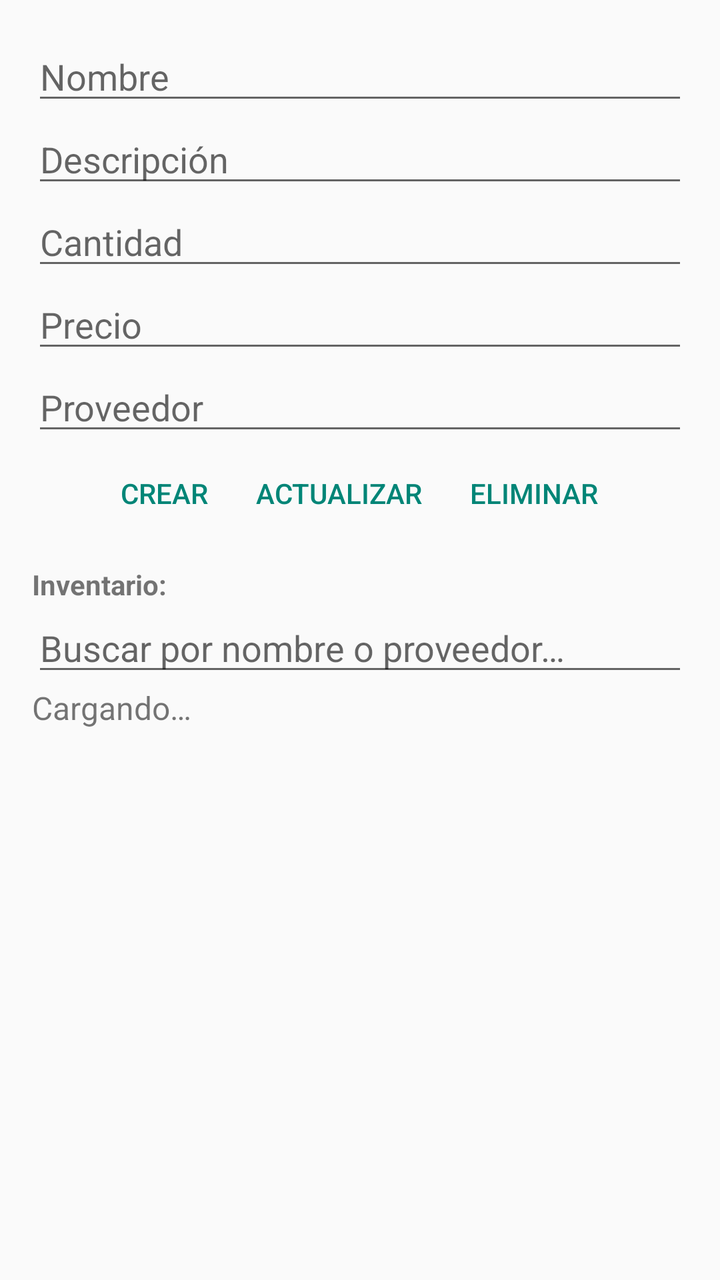
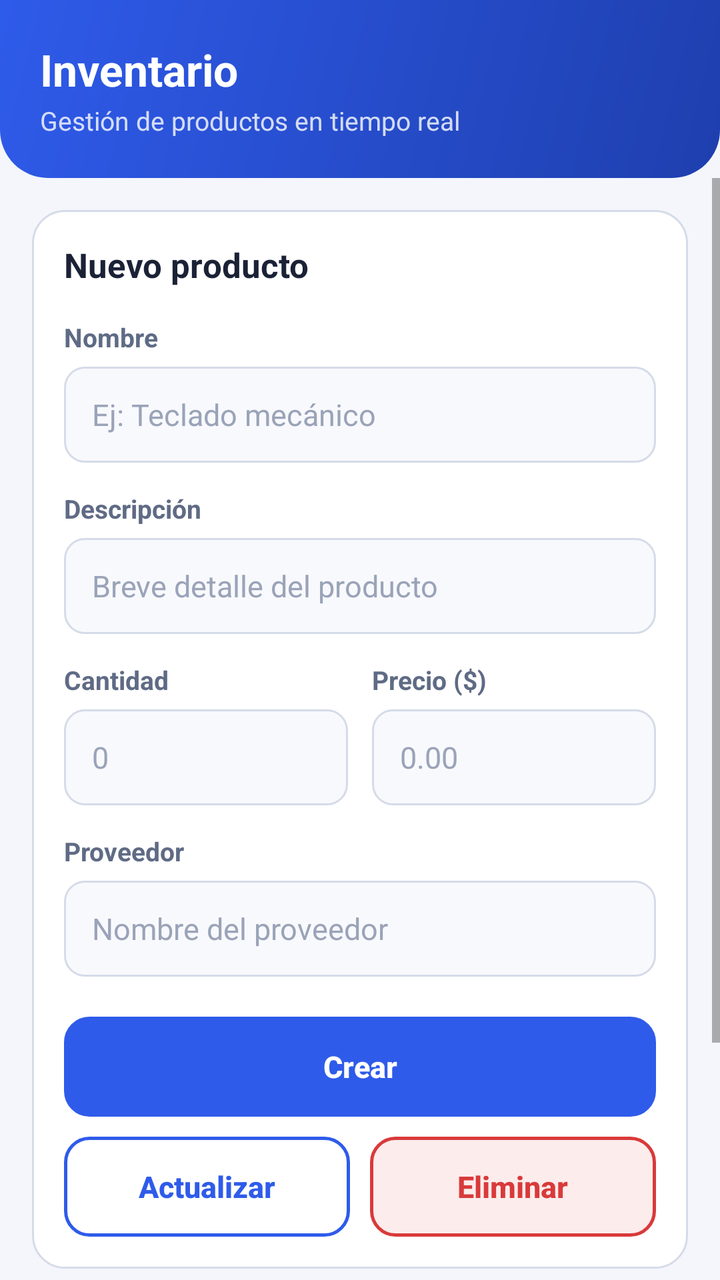

Compare the two renders of this Android layout. The source of the first and the diff that turns it into the second are given below.
<!-- AndroidManifest.xml: activity theme Theme.OperacionesCrud -->
<!-- res/layout/activity_main.xml -->
<?xml version="1.0" encoding="utf-8"?>
<LinearLayout xmlns:android="http://schemas.android.com/apk/res/android"
    android:layout_width="match_parent"
    android:layout_height="match_parent"
    android:orientation="vertical"
    android:padding="16dp">

    <EditText
        android:id="@+id/etNombre"
        android:layout_width="match_parent"
        android:layout_height="wrap_content"
        android:hint="@string/hint_nombre"
        android:importantForAutofill="no"
        android:inputType="textPersonName" />

    <EditText
        android:id="@+id/etDescripcion"
        android:layout_width="match_parent"
        android:layout_height="wrap_content"
        android:hint="@string/hint_descripcion"
        android:importantForAutofill="no"
        android:inputType="text" />

    <EditText
        android:id="@+id/etCantidad"
        android:layout_width="match_parent"
        android:layout_height="wrap_content"
        android:hint="@string/hint_cantidad"
        android:importantForAutofill="no"
        android:inputType="number" />

    <EditText
        android:id="@+id/etPrecio"
        android:layout_width="match_parent"
        android:layout_height="wrap_content"
        android:hint="@string/hint_precio"
        android:importantForAutofill="no"
        android:inputType="numberDecimal" />

    <EditText
        android:id="@+id/etProveedor"
        android:layout_width="match_parent"
        android:layout_height="wrap_content"
        android:hint="@string/hint_proveedor"
        android:importantForAutofill="no"
        android:inputType="text" />

    <LinearLayout
        style="?android:attr/buttonBarStyle"
        android:layout_width="match_parent"
        android:layout_height="wrap_content"
        android:gravity="center"
        android:orientation="horizontal">

        <Button
            android:id="@+id/btnCrear"
            style="?android:attr/buttonBarButtonStyle"
            android:layout_width="wrap_content"
            android:layout_height="wrap_content"
            android:text="@string/btn_crear" />

        <Button
            android:id="@+id/btnActualizar"
            style="?android:attr/buttonBarButtonStyle"
            android:layout_width="wrap_content"
            android:layout_height="wrap_content"
            android:text="@string/btn_actualizar" />

        <Button
            android:id="@+id/btnEliminar"
            style="?android:attr/buttonBarButtonStyle"
            android:layout_width="wrap_content"
            android:layout_height="wrap_content"
            android:text="@string/btn_eliminar" />
    </LinearLayout>

    <TextView
        android:layout_width="match_parent"
        android:layout_height="wrap_content"
        android:layout_marginTop="12dp"
        android:text="@string/label_inventario"
        android:textStyle="bold" />

    <EditText
        android:id="@+id/etBuscar"
        android:layout_width="match_parent"
        android:layout_height="wrap_content"
        android:hint="@string/hint_buscar"
        android:importantForAutofill="no"
        android:inputType="text" />

    <ScrollView
        android:layout_width="match_parent"
        android:layout_height="match_parent">

        <LinearLayout
            android:id="@+id/containerInventario"
            android:layout_width="match_parent"
            android:layout_height="wrap_content"
            android:orientation="vertical">

            <TextView
                android:id="@+id/tvInventario"
                android:layout_width="match_parent"
                android:layout_height="wrap_content"
                android:text="@string/text_cargando"
                android:textSize="16sp" />
        </LinearLayout>
    </ScrollView>
</LinearLayout>
<!-- resources referenced by this layout -->
<resources>
  <string name="hint_precio">Precio</string>
  <string name="label_inventario">Inventario:</string>
  <style name="Theme.OperacionesCrud" parent="android:Theme.Material.Light.NoActionBar" />
  <!-- unchanged entries left out for length: 9 -->
</resources>

<!-- the commit's change to res/layout/activity_main.xml (unified diff, before → after) -->
@@ -1,110 +1,240 @@
 <?xml version="1.0" encoding="utf-8"?>
 <LinearLayout xmlns:android="http://schemas.android.com/apk/res/android"
+    android:id="@+id/root"
     android:layout_width="match_parent"
     android:layout_height="match_parent"
-    android:orientation="vertical"
-    android:padding="16dp">
-
-    <EditText
-        android:id="@+id/etNombre"
+    android:background="@color/background"
+    android:orientation="vertical">
+
+    
+    <LinearLayout
+        android:id="@+id/header"
         android:layout_width="match_parent"
         android:layout_height="wrap_content"
-        android:hint="@string/hint_nombre"
-        android:importantForAutofill="no"
-        android:inputType="textPersonName" />
-
-    <EditText
-        android:id="@+id/etDescripcion"
-        android:layout_width="match_parent"
-        android:layout_height="wrap_content"
-        android:hint="@string/hint_descripcion"
-        android:importantForAutofill="no"
-        android:inputType="text" />
-
-    <EditText
-        android:id="@+id/etCantidad"
-        android:layout_width="match_parent"
-        android:layout_height="wrap_content"
-        android:hint="@string/hint_cantidad"
-        android:importantForAutofill="no"
-        android:inputType="number" />
-
-    <EditText
-        android:id="@+id/etPrecio"
-        android:layout_width="match_parent"
-        android:layout_height="wrap_content"
-        android:hint="@string/hint_precio"
-        android:importantForAutofill="no"
-        android:inputType="numberDecimal" />
-
-    <EditText
-        android:id="@+id/etProveedor"
-        android:layout_width="match_parent"
-        android:layout_height="wrap_content"
-        android:hint="@string/hint_proveedor"
-        android:importantForAutofill="no"
-        android:inputType="text" />
-
-    <LinearLayout
-        style="?android:attr/buttonBarStyle"
-        android:layout_width="match_parent"
-        android:layout_height="wrap_content"
-        android:gravity="center"
-        android:orientation="horizontal">
-
-        <Button
-            android:id="@+id/btnCrear"
-            style="?android:attr/buttonBarButtonStyle"
+        android:background="@drawable/bg_header"
+        android:orientation="vertical"
+        android:paddingStart="20dp"
+        android:paddingTop="20dp"
+        android:paddingEnd="20dp"
+        android:paddingBottom="20dp">
+
+        <TextView
             android:layout_width="wrap_content"
             android:layout_height="wrap_content"
-            android:text="@string/btn_crear" />
-
-        <Button
-            android:id="@+id/btnActualizar"
-            style="?android:attr/buttonBarButtonStyle"
+            android:text="@string/titulo_app"
+            android:textColor="@color/white"
+            android:textSize="22sp"
+            android:textStyle="bold" />
+
+        <TextView
             android:layout_width="wrap_content"
             android:layout_height="wrap_content"
-            android:text="@string/btn_actualizar" />
-
-        <Button
-            android:id="@+id/btnEliminar"
-            style="?android:attr/buttonBarButtonStyle"
-            android:layout_width="wrap_content"
-            android:layout_height="wrap_content"
-            android:text="@string/btn_eliminar" />
+            android:layout_marginTop="2dp"
+            android:text="@string/subtitulo_app"
+            android:textColor="#CCFFFFFF"
+            android:textSize="13sp" />
     </LinearLayout>
 
-    <TextView
+    <ScrollView
+        android:id="@+id/svMain"
         android:layout_width="match_parent"
-        android:layout_height="wrap_content"
-        android:layout_marginTop="12dp"
-        android:text="@string/label_inventario"
-        android:textStyle="bold" />
-
-    <EditText
-        android:id="@+id/etBuscar"
-        android:layout_width="match_parent"
-        android:layout_height="wrap_content"
-        android:hint="@string/hint_buscar"
-        android:importantForAutofill="no"
-        android:inputType="text" />
-
-    <ScrollView
-        android:layout_width="match_parent"
-        android:layout_height="match_parent">
+        android:layout_height="0dp"
+        android:layout_weight="1"
+        android:clipToPadding="false"
+        android:fillViewport="true"
+        android:overScrollMode="ifContentScrolls">
 
         <LinearLayout
-            android:id="@+id/containerInventario"
             android:layout_width="match_parent"
             android:layout_height="wrap_content"
-            android:orientation="vertical">
-
-            <TextView
-                android:id="@+id/tvInventario"
+            android:orientation="vertical"
+            android:padding="16dp">
+
+            
+            <LinearLayout
                 android:layout_width="match_parent"
                 android:layout_height="wrap_content"
-                android:text="@string/text_cargando"
-                android:textSize="16sp" />
+                android:background="@drawable/bg_card"
+                android:orientation="vertical"
+                android:padding="16dp">
+
+                <TextView
+                    android:id="@+id/tvFormTitulo"
+                    android:layout_width="match_parent"
+                    android:layout_height="wrap_content"
+                    android:layout_marginBottom="16dp"
+                    android:text="@string/titulo_nuevo"
+                    android:textColor="@color/text_primary"
+                    android:textSize="17sp"
+                    android:textStyle="bold" />
+
+                
+                <TextView
+                    style="@style/FormLabel"
+                    android:text="@string/hint_nombre" />
+
+                <EditText
+                    android:id="@+id/etNombre"
+                    style="@style/FormInput"
+                    android:layout_marginBottom="14dp"
+                    android:hint="@string/placeholder_nombre"
+                    android:inputType="textPersonName|textCapSentences" />
+
+                
+                <TextView
+                    style="@style/FormLabel"
+                    android:text="@string/hint_descripcion" />
+
+                <EditText
+                    android:id="@+id/etDescripcion"
+                    style="@style/FormInput"
+                    android:layout_marginBottom="14dp"
+                    android:hint="@string/placeholder_descripcion"
+                    android:inputType="text|textCapSentences" />
+
+                
+                <LinearLayout
+                    android:layout_width="match_parent"
+                    android:layout_height="wrap_content"
+                    android:layout_marginBottom="14dp"
+                    android:orientation="horizontal">
+
+                    <LinearLayout
+                        android:layout_width="0dp"
+                        android:layout_height="wrap_content"
+                        android:layout_marginEnd="6dp"
+                        android:layout_weight="1"
+                        android:orientation="vertical">
+
+                        <TextView
+                            style="@style/FormLabel"
+                            android:text="@string/hint_cantidad" />
+
+                        <EditText
+                            android:id="@+id/etCantidad"
+                            style="@style/FormInput"
+                            android:hint="@string/placeholder_cantidad"
+                            android:inputType="number" />
+                    </LinearLayout>
+
+                    <LinearLayout
+                        android:layout_width="0dp"
+                        android:layout_height="wrap_content"
+                        android:layout_marginStart="6dp"
+                        android:layout_weight="1"
+                        android:orientation="vertical">
+
+                        <TextView
+                            style="@style/FormLabel"
+                            android:text="@string/label_precio" />
+
+                        <EditText
+                            android:id="@+id/etPrecio"
+                            style="@style/FormInput"
+                            android:hint="@string/placeholder_precio"
+                            android:inputType="numberDecimal" />
+                    </LinearLayout>
+                </LinearLayout>
+
+                
+                <TextView
+                    style="@style/FormLabel"
+                    android:text="@string/hint_proveedor" />
+
+                <EditText
+                    android:id="@+id/etProveedor"
+                    style="@style/FormInput"
+                    android:layout_marginBottom="20dp"
+                    android:hint="@string/placeholder_proveedor"
+                    android:inputType="text|textCapWords" />
+
+                
+                <Button
+                    android:id="@+id/btnCrear"
+                    style="@style/AppButton.Primary"
+                    android:layout_width="match_parent"
+                    android:text="@string/btn_crear" />
+
+                <LinearLayout
+                    android:layout_width="match_parent"
+                    android:layout_height="wrap_content"
+                    android:layout_marginTop="10dp"
+                    android:orientation="horizontal">
+
+                    <Button
+                        android:id="@+id/btnActualizar"
+                        style="@style/AppButton.Outline"
+                        android:layout_width="0dp"
+                        android:layout_marginEnd="5dp"
+                        android:layout_weight="1"
+                        android:text="@string/btn_actualizar" />
+
+                    <Button
+                        android:id="@+id/btnEliminar"
+                        style="@style/AppButton.Danger"
+                        android:layout_width="0dp"
+                        android:layout_marginStart="5dp"
+                        android:layout_weight="1"
+                        android:text="@string/btn_eliminar" />
+                </LinearLayout>
+            </LinearLayout>
+
+            
+            <LinearLayout
+                android:layout_width="match_parent"
+                android:layout_height="wrap_content"
+                android:layout_marginTop="24dp"
+                android:layout_marginBottom="10dp"
+                android:gravity="center_vertical"
+                android:orientation="horizontal">
+
+                <TextView
+                    android:layout_width="0dp"
+                    android:layout_height="wrap_content"
+                    android:layout_weight="1"
+                    android:text="@string/label_inventario"
+                    android:textColor="@color/text_primary"
+                    android:textSize="18sp"
+                    android:textStyle="bold" />
+
+                <TextView
+                    android:id="@+id/tvContador"
+                    android:layout_width="wrap_content"
+                    android:layout_height="wrap_content"
+                    android:background="@drawable/bg_chip"
+                    android:paddingStart="12dp"
+                    android:paddingTop="4dp"
+                    android:paddingEnd="12dp"
+                    android:paddingBottom="4dp"
+                    android:textColor="@color/primary"
+                    android:textSize="12sp"
+                    android:textStyle="bold" />
+            </LinearLayout>
+
+            <EditText
+                android:id="@+id/etBuscar"
+                style="@style/FormInput"
+                android:layout_marginBottom="14dp"
+                android:drawableStart="@android:drawable/ic_menu_search"
+                android:drawablePadding="10dp"
+                android:drawableTint="@color/text_hint"
+                android:hint="@string/hint_buscar"
+                android:inputType="text" />
+
+            <LinearLayout
+                android:id="@+id/containerInventario"
+                android:layout_width="match_parent"
+                android:layout_height="wrap_content"
+                android:orientation="vertical">
+
+                <TextView
+                    android:id="@+id/tvInventario"
+                    android:layout_width="match_parent"
+                    android:layout_height="wrap_content"
+                    android:text="@string/text_cargando"
+                    android:textColor="@color/text_secondary"
+                    android:textSize="15sp" />
+            </LinearLayout>
         </LinearLayout>
     </ScrollView>
 </LinearLayout>
<!-- resource entries referenced after the edit -->
@@ -1,8 +1,147 @@
 <!-- resources referenced by this layout -->
 <resources>
-  <string name="hint_precio">Precio</string>
-  <string name="label_inventario">Inventario:</string>
-  <style name="Theme.OperacionesCrud" parent="android:Theme.Material.Light.NoActionBar" />
+  <color name="background">#FFF4F6FB</color>
+  <color name="primary">#FF2F5BEA</color>
+  <color name="text_hint">#FF9AA3B8</color>
+  <color name="text_primary">#FF1B2236</color>
+  <color name="text_secondary">#FF5F6B85</color>
+  <color name="white">#FFFFFFFF</color>
+  <!-- drawable bg_card (drawable) -->
+  <?xml version="1.0" encoding="utf-8"?>
+  <shape xmlns:android="http://schemas.android.com/apk/res/android" android:shape="rectangle">
+      <solid android:color="@color/surface" />
+      <corners android:radius="16dp" />
+      <stroke android:width="1dp" android:color="@color/stroke" />
+  </shape>
+  <!-- drawable bg_chip (drawable) -->
+  <?xml version="1.0" encoding="utf-8"?>
+  <shape xmlns:android="http://schemas.android.com/apk/res/android" android:shape="rectangle">
+      <solid android:color="@color/primary_light" />
+      <corners android:radius="20dp" />
+  </shape>
+  <!-- drawable bg_header (drawable) -->
+  <?xml version="1.0" encoding="utf-8"?>
+  <shape xmlns:android="http://schemas.android.com/apk/res/android" android:shape="rectangle">
+      <gradient
+          android:angle="315"
+          android:endColor="@color/primary_dark"
+          android:startColor="@color/primary" />
+      <corners
+          android:bottomLeftRadius="24dp"
+          android:bottomRightRadius="24dp" />
+  </shape>
+  <string name="label_inventario">Inventario</string>
+  <string name="label_precio">Precio ($)</string>
+  <string name="placeholder_cantidad">0</string>
+  <string name="placeholder_descripcion">Breve detalle del producto</string>
+  <string name="placeholder_nombre">Ej: Teclado mecánico</string>
+  <string name="placeholder_precio">0.00</string>
+  <string name="placeholder_proveedor">Nombre del proveedor</string>
+  <string name="subtitulo_app">Gestión de productos en tiempo real</string>
+  <string name="titulo_app">Inventario</string>
+  <string name="titulo_nuevo">Nuevo producto</string>
+  <style name="AppButton.Danger">
+          <item name="android:background">@drawable/bg_button_danger</item>
+          <item name="android:textColor">@color/danger</item>
+      </style>
+  <style name="AppButton.Outline">
+          <item name="android:background">@drawable/bg_button_outline</item>
+          <item name="android:textColor">@color/primary</item>
+      </style>
+  <style name="AppButton.Primary">
+          <item name="android:background">@drawable/bg_button_primary</item>
+          <item name="android:textColor">@color/white</item>
+      </style>
+  <style name="FormInput">
+          <item name="android:layout_width">match_parent</item>
+          <item name="android:layout_height">48dp</item>
+          <item name="android:background">@drawable/bg_input</item>
+          <item name="android:paddingStart">14dp</item>
+          <item name="android:paddingEnd">14dp</item>
+          <item name="android:textColor">@color/text_primary</item>
+          <item name="android:textColorHint">@color/text_hint</item>
+          <item name="android:textSize">15sp</item>
+          <item name="android:maxLines">1</item>
+      </style>
+  <style name="FormLabel">
+          <item name="android:layout_width">match_parent</item>
+          <item name="android:layout_height">wrap_content</item>
+          <item name="android:layout_marginBottom">6dp</item>
+          <item name="android:textColor">@color/text_secondary</item>
+          <item name="android:textSize">13sp</item>
+          <item name="android:textStyle">bold</item>
+      </style>
+  <style name="Theme.OperacionesCrud" parent="android:Theme.Material.Light.NoActionBar">
+          <item name="android:colorPrimary">@color/primary</item>
+          <item name="android:colorAccent">@color/primary</item>
+          <item name="android:colorControlActivated">@color/primary</item>
+          <item name="android:windowBackground">@color/background</item>
+          <item name="android:statusBarColor">@color/primary_dark</item>
+          <item name="android:textColorPrimary">@color/text_primary</item>
+          <item name="android:textColorHint">@color/text_hint</item>
+      </style>
+  <color name="surface">#FFFFFFFF</color>
+  <color name="stroke">#FFD5DBE8</color>
+  <color name="primary_light">#FFEAF0FF</color>
+  <color name="primary_dark">#FF1E3FAE</color>
+  <!-- drawable bg_button_danger (drawable) -->
+  <?xml version="1.0" encoding="utf-8"?>
+  <ripple xmlns:android="http://schemas.android.com/apk/res/android"
+      android:color="@color/ripple">
+      <item>
+          <shape android:shape="rectangle">
+              <solid android:color="@color/danger_light" />
+              <corners android:radius="12dp" />
+              <stroke android:width="1.5dp" android:color="@color/danger" />
+          </shape>
+      </item>
+  </ripple>
+  <color name="danger">#FFD93A3A</color>
+  <!-- drawable bg_button_outline (drawable) -->
+  <?xml version="1.0" encoding="utf-8"?>
+  <ripple xmlns:android="http://schemas.android.com/apk/res/android"
+      android:color="@color/ripple">
+      <item>
+          <shape android:shape="rectangle">
+              <solid android:color="@color/surface" />
+              <corners android:radius="12dp" />
+              <stroke android:width="1.5dp" android:color="@color/primary" />
+          </shape>
+      </item>
+  </ripple>
+  <!-- drawable bg_button_primary (drawable) -->
+  <?xml version="1.0" encoding="utf-8"?>
+  <ripple xmlns:android="http://schemas.android.com/apk/res/android"
+      android:color="@color/ripple">
+      <item>
+          <shape android:shape="rectangle">
+              <solid android:color="@color/primary" />
+              <corners android:radius="12dp" />
+              <stroke android:width="1.5dp" android:color="@color/primary" />
+          </shape>
+      </item>
+  </ripple>
+  <!-- drawable bg_input (drawable) -->
+  <?xml version="1.0" encoding="utf-8"?>
+  <selector xmlns:android="http://schemas.android.com/apk/res/android">
+      <item android:state_focused="true">
+          <shape android:shape="rectangle">
+              <solid android:color="@color/surface" />
+              <corners android:radius="10dp" />
+              <stroke android:width="2dp" android:color="@color/primary" />
+          </shape>
+      </item>
+      <item>
+          <shape android:shape="rectangle">
+              <solid android:color="@color/input_fill" />
+              <corners android:radius="10dp" />
+              <stroke android:width="1dp" android:color="@color/stroke" />
+          </shape>
+      </item>
+  </selector>
+  <color name="ripple">#1F2F5BEA</color>
+  <color name="danger_light">#FFFDECEC</color>
+  <color name="input_fill">#FFF8F9FC</color>
   <!-- unchanged entries left out for length: 9 -->
 </resources>
 
